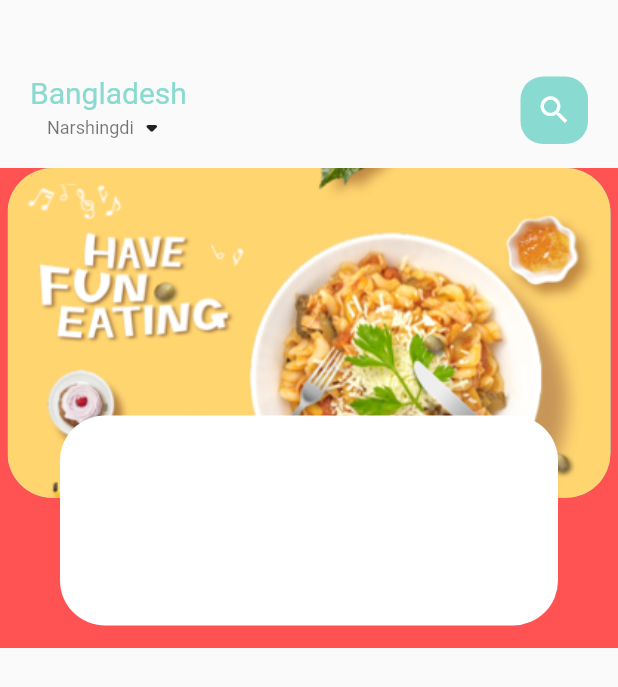
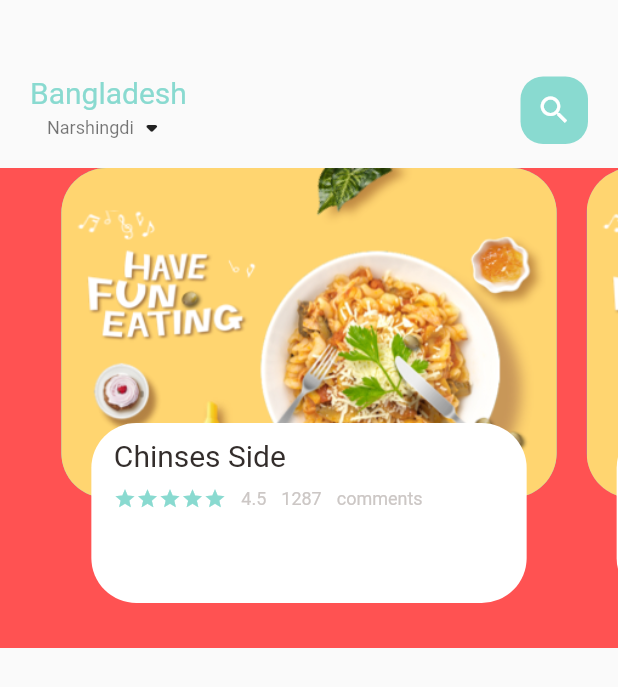
Before and after one commit to Thae00/food_delivery, a Flutter app: the screen it shows after launch, on a phone screen of 412 x 824 dp. Shown: the top 687 px of the screen. Run offline on Flutter 3.47's test engine with Material 2 defaults, Android fonts, the phone set to English and light mode, and no system bars.

Commit message:
updating reviews 5stars

```diff
--- a/lib/home/food_body_page.dart
+++ b/lib/home/food_body_page.dart
@@ -1,4 +1,7 @@
 import 'package:flutter/material.dart';
+import 'package:food_delivery/utils/colors.dart';
+import 'package:food_delivery/widgets/big_text.dart';
+import 'package:food_delivery/widgets/small_text.dart';
 
 class FoodBodyPage extends StatefulWidget {
   FoodBodyPage({Key? key}) : super(key: key);
@@ -8,6 +11,7 @@ class FoodBodyPage extends StatefulWidget {
 }
 
 class _FoodBodyPageState extends State<FoodBodyPage> {
+  PageController pageController = PageController(viewportFraction: 0.85);
 
   @override
   Widget build(BuildContext context) {
@@ -15,6 +19,7 @@ class _FoodBodyPageState extends State<FoodBodyPage> {
       height: 320,
       color: Colors.redAccent,
       child: PageView.builder(
+        controller: pageController,
         itemCount: 5,
         itemBuilder: (context, position) {
           return _buildPageItem(position);
@@ -28,7 +33,7 @@ class _FoodBodyPageState extends State<FoodBodyPage> {
       children: [
         Container(
           height: 220,
-          margin: EdgeInsets.only(left: 5, right: 5),
+          margin: EdgeInsets.only(left: 10, right: 10),
           decoration: BoxDecoration(
             borderRadius: BorderRadius.circular(30),
             color: index.isEven ? Color(0xFF69c5df) : Color(0xFF9294cc),
@@ -41,11 +46,49 @@ class _FoodBodyPageState extends State<FoodBodyPage> {
         Align(
           alignment: Alignment.bottomCenter,
           child: Container(
-            height: 140,
-            margin: EdgeInsets.only(left: 40, right: 40, bottom: 15),
+            height: 120,
+            margin: EdgeInsets.only(left: 30, right: 30, bottom: 30),
             decoration: BoxDecoration(
               borderRadius: BorderRadius.circular(30),
               color: Colors.white,
+            ),
+            child: Container(
+              padding: EdgeInsets.only(top: 10, left: 15, right: 15),
+              child: Column(
+                crossAxisAlignment: CrossAxisAlignment.start,
+                children: [
+                  BigText(text: "Chinses Side"),
+                  SizedBox(
+                    height: 10,
+                  ),
+                  Row(
+                    children: [
+                      Wrap(
+                        children: List.generate(
+                          5,
+                          (index) => Icon(
+                            Icons.star,
+                            color: AppColors.mainColor,
+                            size: 15,
+                          ),
+                        ),
+                      ),
+                      SizedBox(
+                        width: 10,
+                      ),
+                      SmallText(text: "4.5"),
+                      SizedBox(
+                        width: 10,
+                      ),
+                      SmallText(text: "1287"),
+                      SizedBox(
+                        width: 10,
+                      ),
+                      SmallText(text: "comments"),
+                    ],
+                  ),
+                ],
+              ),
             ),
           ),
         ),
```
